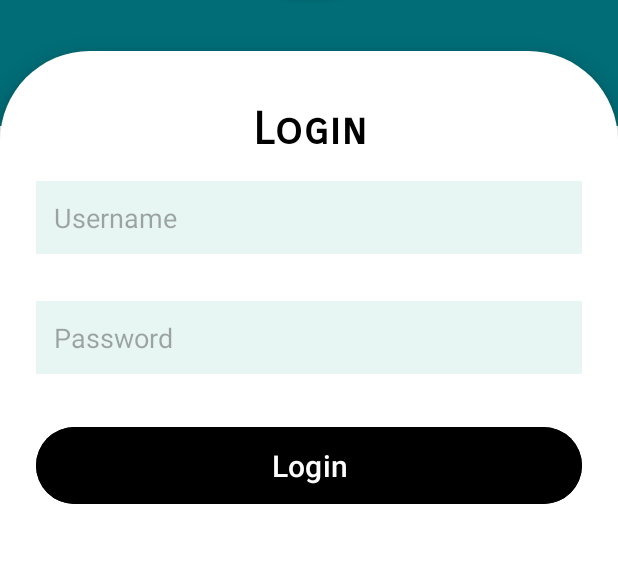
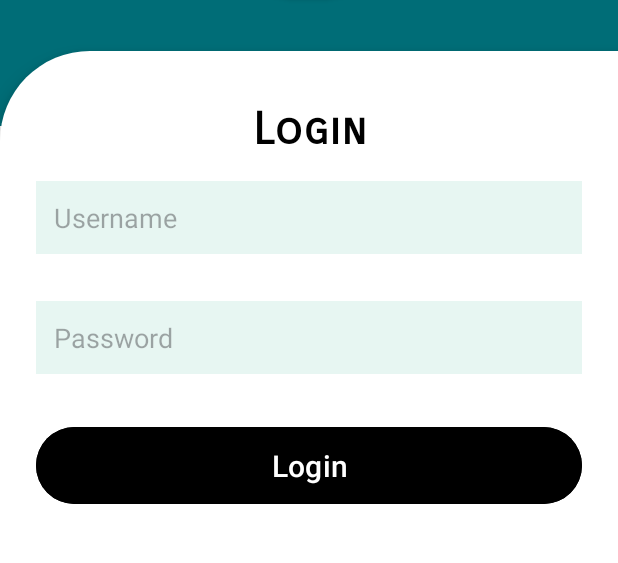
Before and after one commit to himanshi-agarwal/Aliro, an Android app: the screen it shows after launch (MainActivity), after a tap on "Proceed", on a phone screen of 412 x 824 dp, the part 489-1052 px from its top. Run offline under Robolectric (Android 15) with nearby library versions, the phone set to English and light mode, and no system bars.

Commit message:
Updated Login - Himanshi

```diff
--- a/app/src/main/res/drawable/rounded_corners_background.xml
+++ b/app/src/main/res/drawable/rounded_corners_background.xml
@@ -1,5 +1,5 @@
 <?xml version="1.0" encoding="utf-8"?>
 <shape xmlns:android="http://schemas.android.com/apk/res/android">
     <solid android:color="#FFFFFF" />
-    <corners android:topLeftRadius="60dp" android:topRightRadius="60dp"/>
+    <corners android:topLeftRadius="60dp"/>
 </shape>
```
